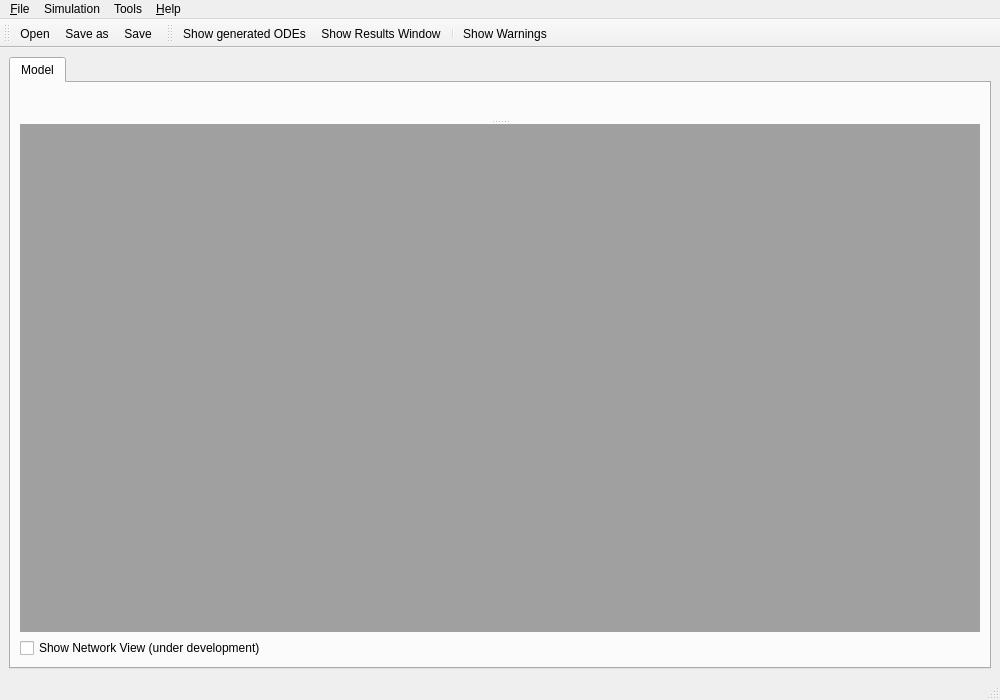
The window that src/BioPARKIN_v2.ui (CSB-at-ZIB/BioPARKIN) describes before a commit, drawn with Qt 5.
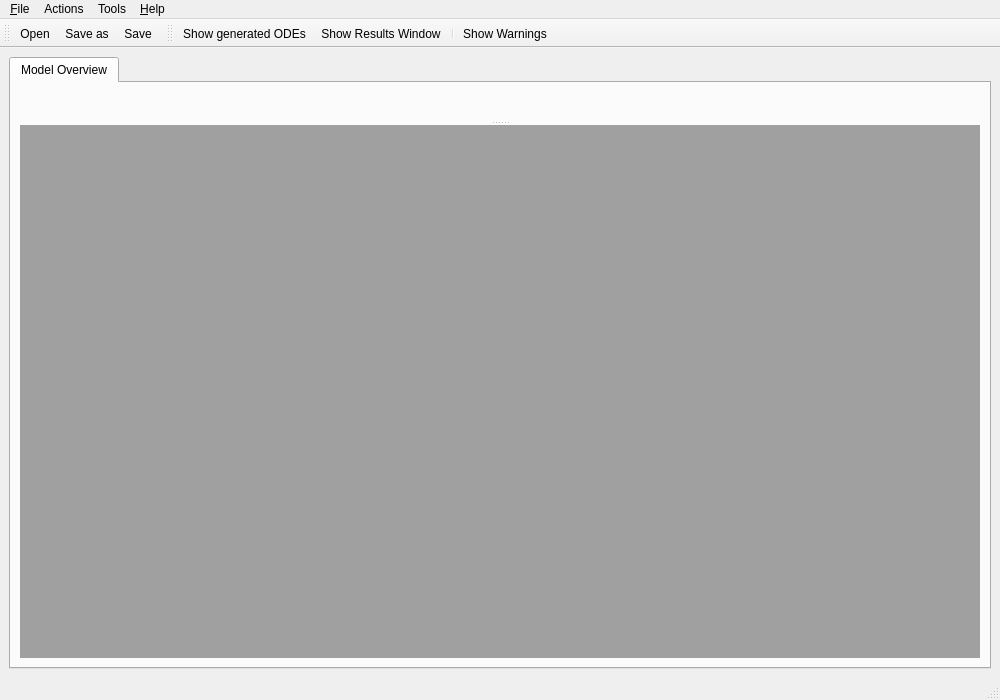
The same window after the commit. Icons and pictures are not drawn.

Commit message: * "Model" tab -> "Model Overview" * rename menu "simulation" to "actions" * entity tree: remove buttons (add/remove/duplicate) * Plot Widget: Uses tabs, now.

```diff
--- a/src/BioPARKIN_v2.ui
+++ b/src/BioPARKIN_v2.ui
@@ -36,7 +36,7 @@
       </property>
       <widget class="QWidget" name="tabModel">
        <attribute name="title">
-        <string>Model</string>
+        <string>Model Overview</string>
        </attribute>
        <layout class="QVBoxLayout" name="verticalLayout">
         <item>
@@ -96,36 +96,6 @@
           </widget>
          </widget>
         </item>
-        <item>
-         <layout class="QHBoxLayout" name="bottomLayout">
-          <item>
-           <widget class="QCheckBox" name="showNetworkViewCheckBox">
-            <property name="enabled">
-             <bool>true</bool>
-            </property>
-            <property name="text">
-             <string>Show Network View (under development)</string>
-            </property>
-            <property name="checked">
-             <bool>false</bool>
-            </property>
-           </widget>
-          </item>
-          <item>
-           <spacer name="horizontalSpacer">
-            <property name="orientation">
-             <enum>Qt::Horizontal</enum>
-            </property>
-            <property name="sizeHint" stdset="0">
-             <size>
-              <width>778</width>
-              <height>20</height>
-             </size>
-            </property>
-           </spacer>
-          </item>
-         </layout>
-        </item>
        </layout>
       </widget>
      </widget>
@@ -166,7 +136,7 @@
    </widget>
    <widget class="QMenu" name="menuSimulation">
     <property name="title">
-     <string>Simulation</string>
+     <string>Actions</string>
     </property>
     <addaction name="actionSimulate"/>
     <addaction name="actionComputeSensitivities"/>
```
Left out of the diff: 16 changed lines with no effect on the pictures. The commit also changes 7 other files.
